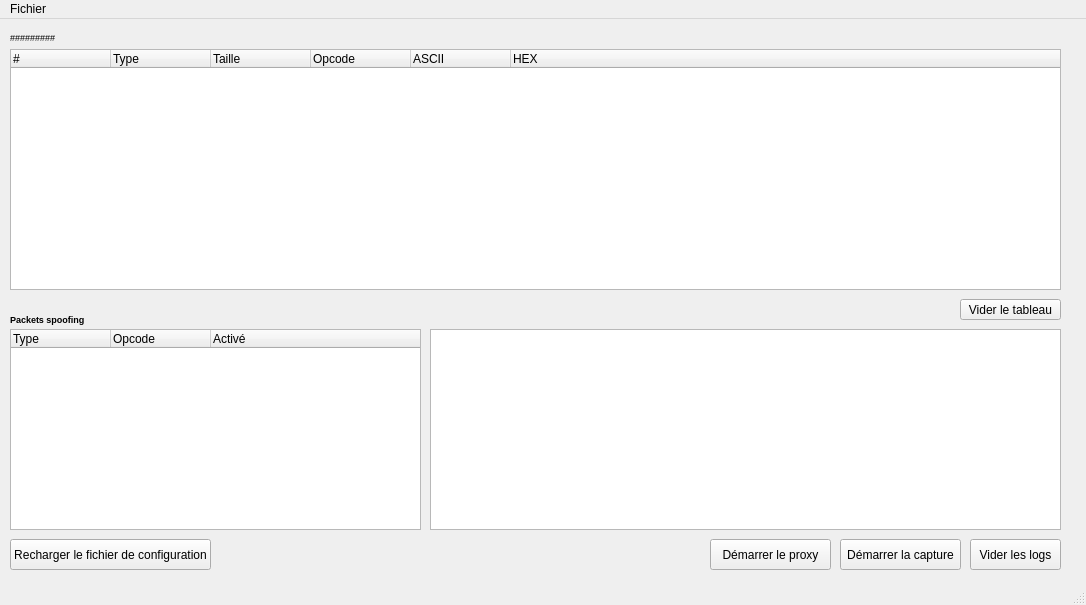
Before: the Qt Designer form mainwindow.ui in nightwolf93/Wakxy-Sniffer, drawn with Qt 5.
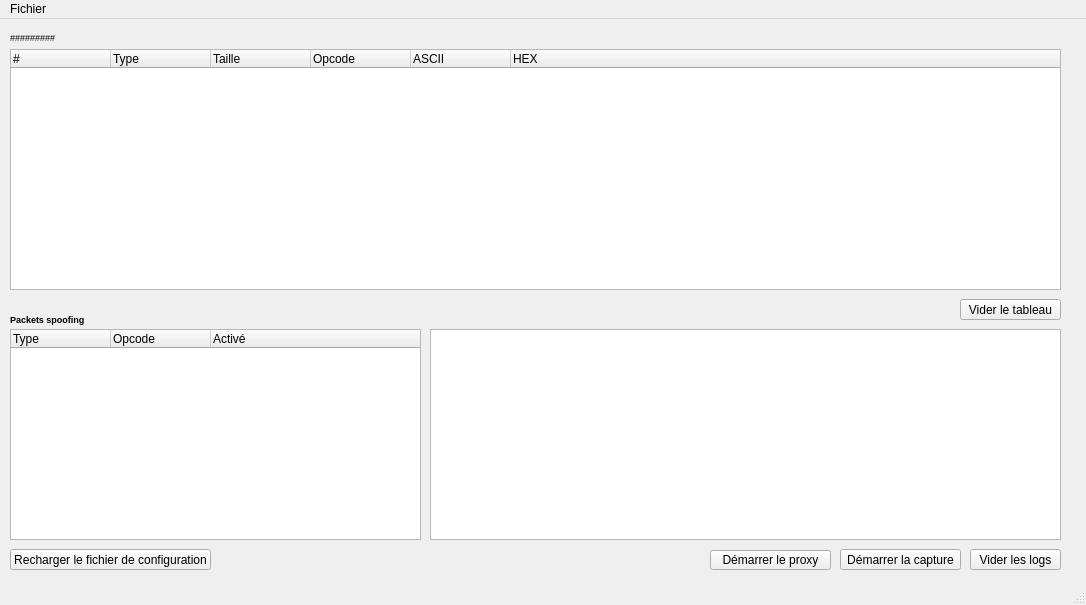
After: the same form once the commit is applied.

The edit to the form file:
```diff
--- a/mainwindow.ui
+++ b/mainwindow.ui
@@ -30,9 +30,9 @@
     <property name="geometry">
      <rect>
       <x>710</x>
-      <y>520</y>
+      <y>531</y>
       <width>121</width>
-      <height>31</height>
+      <height>20</height>
      </rect>
     </property>
     <property name="text">
@@ -43,9 +43,9 @@
     <property name="geometry">
      <rect>
       <x>840</x>
-      <y>520</y>
+      <y>530</y>
       <width>121</width>
-      <height>31</height>
+      <height>21</height>
      </rect>
     </property>
     <property name="text">
@@ -58,7 +58,7 @@
       <x>430</x>
       <y>310</y>
       <width>631</width>
-      <height>201</height>
+      <height>211</height>
      </rect>
     </property>
     <property name="html">
@@ -139,9 +139,9 @@
     <property name="geometry">
      <rect>
       <x>10</x>
-      <y>520</y>
+      <y>530</y>
       <width>201</width>
-      <height>31</height>
+      <height>21</height>
      </rect>
     </property>
     <property name="text">
@@ -152,9 +152,9 @@
     <property name="geometry">
      <rect>
       <x>970</x>
-      <y>520</y>
+      <y>530</y>
       <width>91</width>
-      <height>31</height>
+      <height>21</height>
      </rect>
     </property>
     <property name="text">
@@ -180,7 +180,7 @@
       <x>10</x>
       <y>310</y>
       <width>411</width>
-      <height>201</height>
+      <height>211</height>
      </rect>
     </property>
     <column>
```
